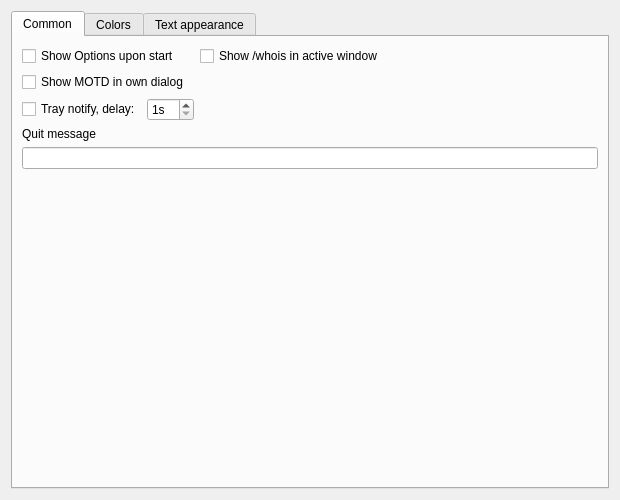
Above: iconfig/iconfigcustomize.ui from daniel-Jones/IdealIRC before the change. Below: the same form after it.
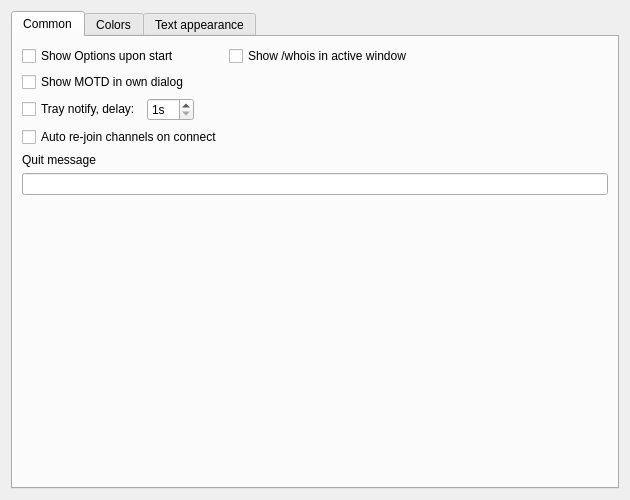
That is the form after the change.

Commit message: New color parsing for text view Not fully tested but should be quite okay. Added /Ctcp command. Added rejoin on connect. Functions in scripting can now use "..." as parameter making it possible to pass in infinite arguments. See wiki for documentation. Generic code cleanup.

What changed in the file:
```diff
--- a/iconfig/iconfigcustomize.ui
+++ b/iconfig/iconfigcustomize.ui
@@ -9,8 +9,8 @@
    <rect>
     <x>0</x>
     <y>0</y>
-    <width>620</width>
-    <height>450</height>
+    <width>630</width>
+    <height>496</height>
    </rect>
   </property>
   <property name="windowTitle">
@@ -34,13 +34,26 @@
          </property>
         </widget>
        </item>
-       <item row="0" column="2">
+       <item row="0" column="3">
         <widget class="QCheckBox" name="chkShowWhois">
          <property name="text">
           <string>Show /whois in active window</string>
          </property>
         </widget>
        </item>
+       <item row="0" column="4">
+        <spacer name="horizontalSpacer_3">
+         <property name="orientation">
+          <enum>Qt::Horizontal</enum>
+         </property>
+         <property name="sizeHint" stdset="0">
+          <size>
+           <width>136</width>
+           <height>20</height>
+          </size>
+         </property>
+        </spacer>
+       </item>
        <item row="1" column="0" colspan="2">
         <widget class="QCheckBox" name="chkShowMotd">
          <property name="text">
@@ -68,7 +81,7 @@
          </property>
         </widget>
        </item>
-       <item row="2" column="2">
+       <item row="2" column="2" colspan="3">
         <spacer name="horizontalSpacer_4">
          <property name="orientation">
           <enum>Qt::Horizontal</enum>
@@ -81,17 +94,24 @@
          </property>
         </spacer>
        </item>
-       <item row="3" column="0">
+       <item row="3" column="0" colspan="3">
+        <widget class="QCheckBox" name="chkReJoin">
+         <property name="text">
+          <string>Auto re-join channels on connect</string>
+         </property>
+        </widget>
+       </item>
+       <item row="4" column="0">
         <widget class="QLabel" name="label_2">
          <property name="text">
           <string>Quit message</string>
          </property>
         </widget>
        </item>
-       <item row="4" column="0" colspan="3">
+       <item row="5" column="0" colspan="5">
         <widget class="QLineEdit" name="edQuit"/>
        </item>
-       <item row="5" column="2">
+       <item row="6" column="3">
         <spacer name="verticalSpacer_4">
          <property name="orientation">
           <enum>Qt::Vertical</enum>
```
The commit also changes 10 other files.
